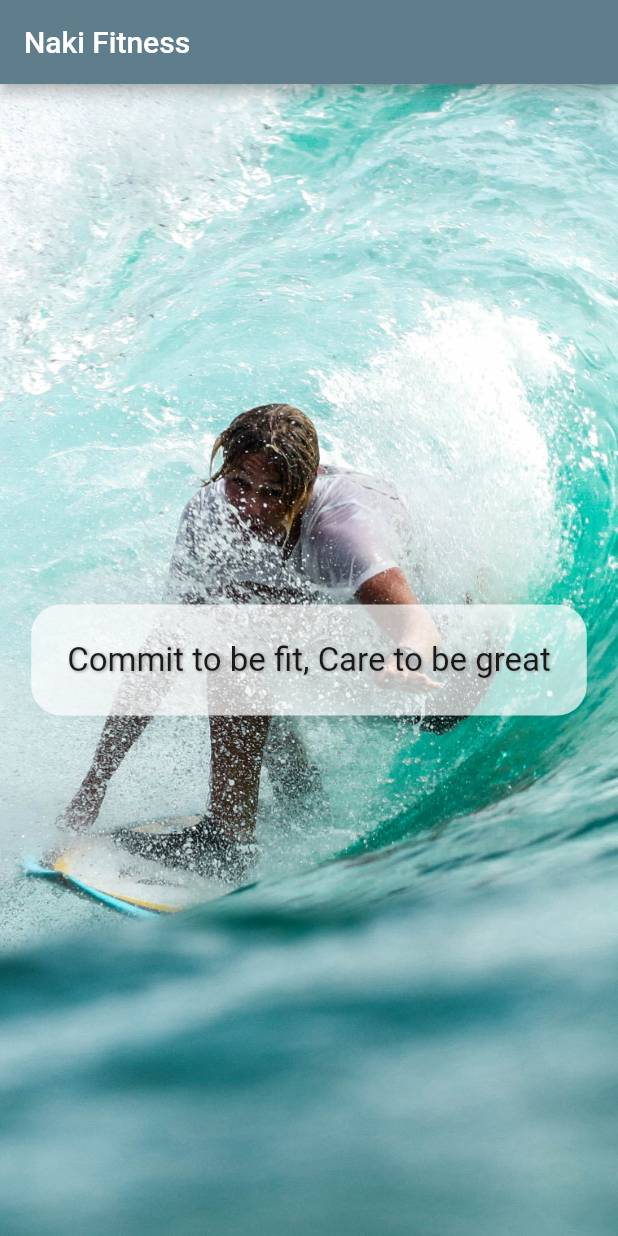
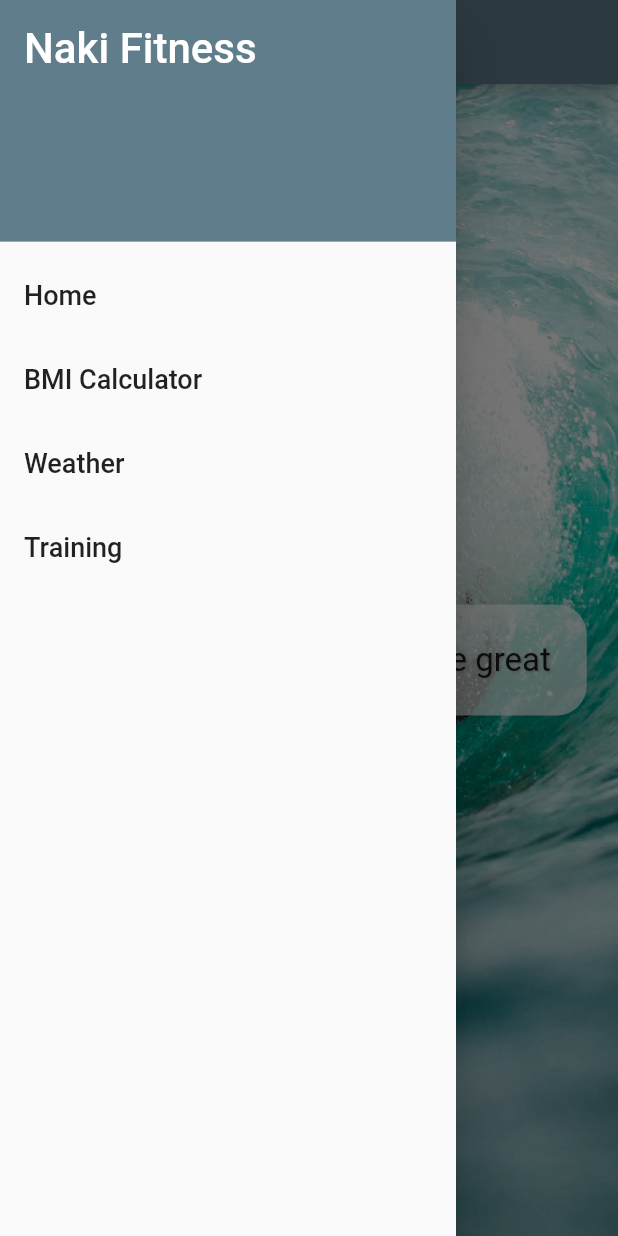
Before and after one commit to MillieNakiganda/FlutterSampleApp, a Flutter app: the screen it shows after launch, with the side drawer open (before the commit the screen has no drawer), on a phone screen of 412 x 824 dp. Run offline on Flutter 3.47's test engine with Material 2 defaults, Android fonts, the phone set to English and light mode, and no system bars.

Commit message:
ch: add navigation drawer

```diff
--- a/lib/screens/intro_screen.dart
+++ b/lib/screens/intro_screen.dart
@@ -1,4 +1,5 @@
 import 'package:flutter/material.dart';
+import 'package:flutter_sample/shared/menu_drawer.dart';
 
 class IntroScreen extends StatelessWidget {
   const IntroScreen({Key? key}) : super(key: key);
@@ -7,6 +8,7 @@ class IntroScreen extends StatelessWidget {
   Widget build(BuildContext context) {
     return Scaffold(
       appBar: AppBar(title: const Text('Naki Fitness')),
+      drawer: const MenuDrawer(),
       body: Container(
           decoration: const BoxDecoration(
               image: DecorationImage(
--- /dev/null
+++ b/lib/shared/menu_drawer.dart
@@ -0,0 +1,33 @@
+import 'package:flutter/material.dart';
+
+class MenuDrawer extends StatelessWidget {
+  const MenuDrawer({Key? key}) : super(key: key);
+
+  @override
+  Widget build(BuildContext context) {
+    return Drawer(child: ListView(children: buildMenuItems(context)));
+  }
+
+  List<Widget> buildMenuItems(BuildContext context) {
+    final List<String> menuTitles = [
+      'Home',
+      'BMI Calculator',
+      'Weather',
+      'Training'
+    ];
+    List<Widget> menuItems = [];
+
+    menuItems.add(const DrawerHeader(
+        decoration: BoxDecoration(color: Colors.blueGrey),
+        child: Text('Naki Fitness',
+            style: TextStyle(color: Colors.white, fontSize: 28))));
+
+    for (var element in menuTitles) {
+      menuItems.add(ListTile(
+        title: Text(element, style: const TextStyle(fontSize: 18)),
+        onTap: () {},
+      ));
+    }
+    return menuItems;
+  }
+}
```
